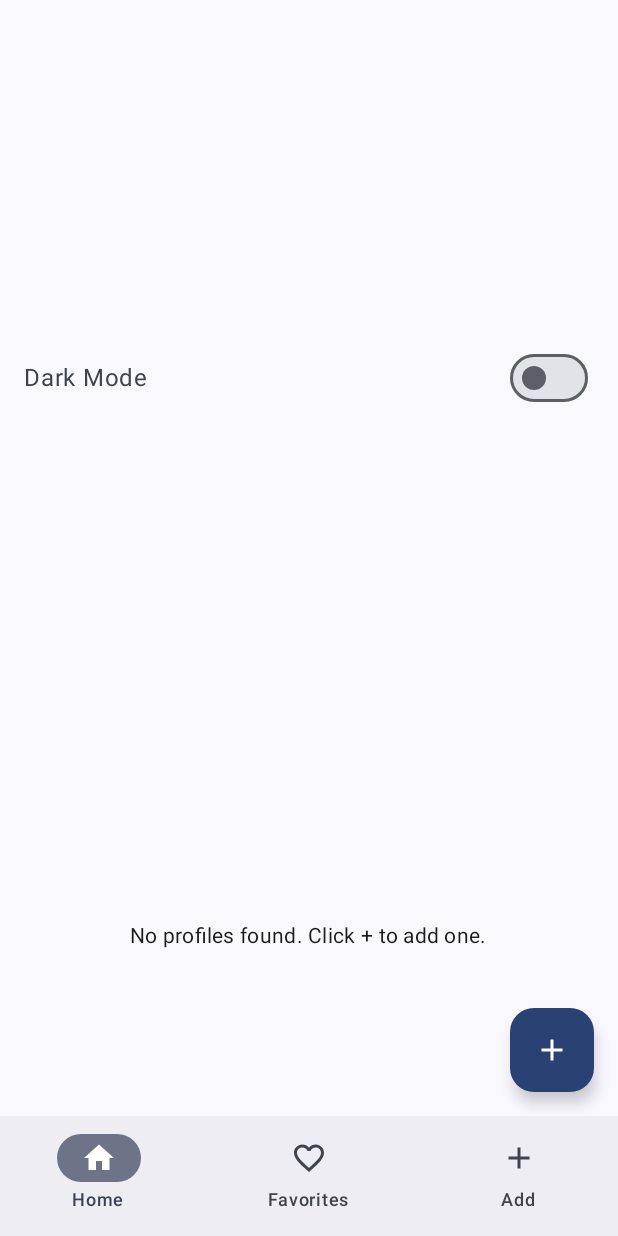
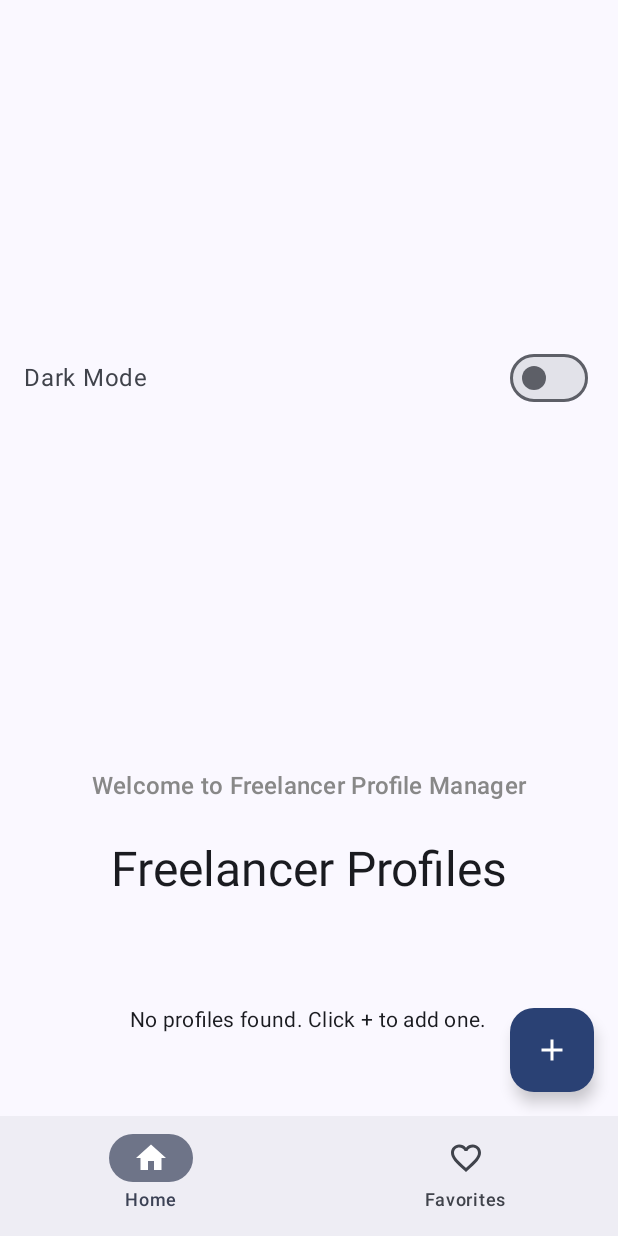
Before and after one commit to ciphermg101/Freelancerportfolio, an Android app built with Jetpack Compose: the screen it shows after launch (MainActivity), on a phone screen of 412 x 824 dp. Run offline under Robolectric (Android 15) with nearby library versions, the phone set to English and light mode, and no system bars; our stand-ins replace Room's generated code, accompanist, livedata-compose.

Commit message:
fixed earlier errors and app is now functional

```diff
--- a/app/src/main/java/com/example/freelancerportfolio/data/FreelancerDao.kt
+++ b/app/src/main/java/com/example/freelancerportfolio/data/FreelancerDao.kt
@@ -18,8 +18,8 @@ interface FreelancerDao {
     @Query("SELECT * FROM freelancer_profile ORDER BY roleTitle ASC")
     fun getAllFreelancerProfiles(): LiveData<List<FreelancerProfile>>
 
-    @Query("SELECT * FROM freelancer_profile WHERE id = :id")
-    fun getFreelancerProfileById(id: Int): LiveData<FreelancerProfile>
+    @Query("SELECT * FROM freelancer_profile WHERE id = :id LIMIT 1")
+    suspend fun getFreelancerProfileByIdSync(id: Int): FreelancerProfile?
 
     @Query("SELECT * FROM freelancer_profile WHERE isFavorite = 1")
     fun getFavoriteFreelancerProfiles(): LiveData<List<FreelancerProfile>>
--- a/app/src/main/java/com/example/freelancerportfolio/navigation/AppNavigation.kt
+++ b/app/src/main/java/com/example/freelancerportfolio/navigation/AppNavigation.kt
@@ -28,7 +28,11 @@ sealed class Screen(val route: String, val label: String, val icon: ImageVector,
 @Composable
 fun AppNavigation(viewModel: FreelancerViewModel, userPreferences: UserPreferences) {
     val navController = rememberNavController()
+    var showSplash by remember { mutableStateOf(true) } // Track splash screen state
 
+    if (showSplash) {
+        SplashScreen { showSplash = false } // Show splash, then transition to main UI
+    } else {
         Scaffold(
             bottomBar = { BottomNavBar(navController = navController) }
         ) { innerPadding ->
@@ -41,7 +45,7 @@ fun AppNavigation(viewModel: FreelancerViewModel, userPreferences: UserPreferenc
                     HomeScreen(
                         viewModel = viewModel,
                         navController = navController,
-                    userPreferences = userPreferences, // ✅ Pass userPreferences
+                        userPreferences = userPreferences,
                         onProfileClick = { id -> navController.navigate("profile/$id") }
                     )
                 }
@@ -77,10 +81,11 @@ fun AppNavigation(viewModel: FreelancerViewModel, userPreferences: UserPreferenc
             }
         }
     }
+}
 
 @Composable
 fun BottomNavBar(navController: NavHostController) {
-    val items = listOf(Screen.Home, Screen.Favorites, Screen.Form)
+    val items = listOf(Screen.Home, Screen.Favorites)
 
     NavigationBar {
         val currentBackStackEntry by navController.currentBackStackEntryAsState()
--- a/app/src/main/java/com/example/freelancerportfolio/ui/screens/HomeScreen.kt
+++ b/app/src/main/java/com/example/freelancerportfolio/ui/screens/HomeScreen.kt
@@ -56,6 +56,23 @@ fun HomeScreen(
                 .fillMaxSize()
                 .padding(innerPadding)
         ) {
+            Text(
+                text = "Welcome to Freelancer Profile Manager",
+                style = MaterialTheme.typography.titleMedium,
+                modifier = Modifier
+                    .padding(8.dp)
+                    .align(Alignment.CenterHorizontally),
+                color = Color.Gray
+            )
+
+            Text(
+                text = "Freelancer Profiles",
+                style = MaterialTheme.typography.headlineLarge,
+                modifier = Modifier
+                    .padding(16.dp)
+                    .align(Alignment.CenterHorizontally)
+            )
+
             if (allFreelancers.isEmpty()) {
                 Box(
                     modifier = Modifier.fillMaxSize(),
--- /dev/null
+++ b/app/src/main/java/com/example/freelancerportfolio/ui/screens/SplashScreen.kt
@@ -0,0 +1,67 @@
+package com.example.freelancerportfolio.ui.screens
+
+import androidx.compose.animation.AnimatedVisibility
+import androidx.compose.animation.fadeIn
+import androidx.compose.animation.fadeOut
+import androidx.compose.foundation.Image
+import androidx.compose.foundation.layout.*
+import androidx.compose.material3.MaterialTheme
+import androidx.compose.material3.Text
+import androidx.compose.runtime.*
+import androidx.compose.ui.Alignment
+import androidx.compose.ui.Modifier
+import androidx.compose.ui.res.painterResource
+import androidx.compose.ui.unit.dp
+import kotlinx.coroutines.delay
+import com.example.freelancerportfolio.R
+
+@Composable
+fun SplashScreen(onSplashComplete: () -> Unit) {
+    var isVisible by remember { mutableStateOf(true) }
+
+    LaunchedEffect(Unit) {
+        delay(3000) // Show splash for 3 seconds
+        isVisible = false
+        onSplashComplete() // Move to the next screen
+    }
+
+    Box(
+        modifier = Modifier.fillMaxSize()
+    ) {
+        Column(
+            modifier = Modifier.fillMaxSize(),
+            verticalArrangement = Arrangement.Center,
+            horizontalAlignment = Alignment.CenterHorizontally
+        ) {
+            Spacer(modifier = Modifier.weight(1f)) // Pushes the image to the center
+
+            AnimatedVisibility(
+                visible = isVisible,
+                enter = fadeIn(),
+                exit = fadeOut()
+            ) {
+                Image(
+                    painter = painterResource(id = R.drawable.icon),
+                    contentDescription = "App Logo",
+                    modifier = Modifier.size(600.dp)
+                )
+            }
+
+            Spacer(modifier = Modifier.weight(1f)) // Pushes the text to the bottom
+
+            AnimatedVisibility(
+                visible = isVisible,
+                enter = fadeIn(),
+                exit = fadeOut()
+            ) {
+                Text(
+                    text = "Created by Chris, Manu, and Dan",
+                    style = MaterialTheme.typography.bodyLarge,
+                    modifier = Modifier
+                        .align(Alignment.CenterHorizontally)
+                        .padding(bottom = 32.dp)
+                )
+            }
+        }
+    }
+}
```
Also changed, not shown: app/src/main/java/com/example/freelancerportfolio/data/FreelancerRepository.kt (+7 -4 lines), app/src/main/java/com/example/freelancerportfolio/data/FreelancerViewModel.kt (+24 -17 lines), app/src/main/java/com/example/freelancerportfolio/ui/screens/FavoritesScreen.kt (+22 -11 lines), app/src/main/java/com/example/freelancerportfolio/ui/screens/ProfileScreen.kt (+29 -63 lines), app/src/main/res/drawable/icon.png (added). Lines whose indentation alone changed are shown as unchanged.
